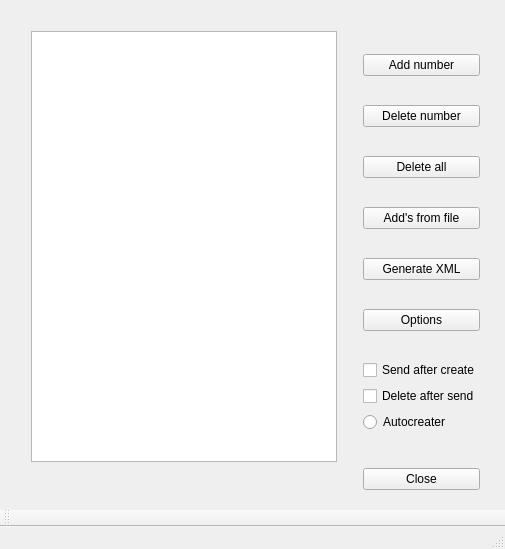
Old version of the form DbSqlExport/DbSqlExport.ui in the repository AnatolySolovyev12/DbSqlExport.
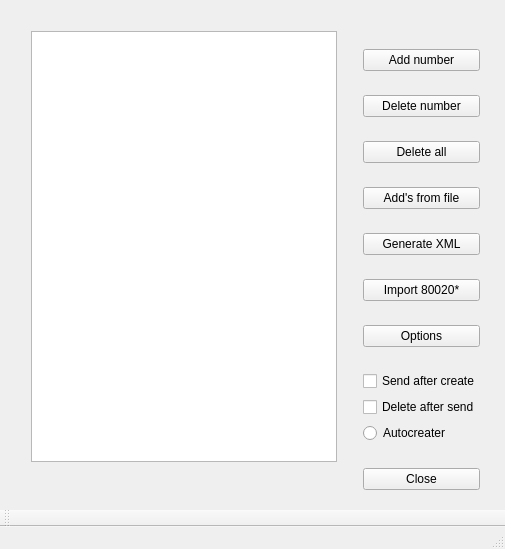
New version of the form.

Commit message: Add import calss for visual maket

```diff
--- a/DbSqlExport/DbSqlExport.ui
+++ b/DbSqlExport/DbSqlExport.ui
@@ -101,6 +101,13 @@
          </property>
         </widget>
        </item>
+       <item>
+        <widget class="QPushButton" name="importDbButton">
+         <property name="text">
+          <string>Import 80020*</string>
+         </property>
+        </widget>
+       </item>
        <item>
         <widget class="QPushButton" name="pushButtonSendFiles">
          <property name="text">
```
The commit also changes 8 other files.
